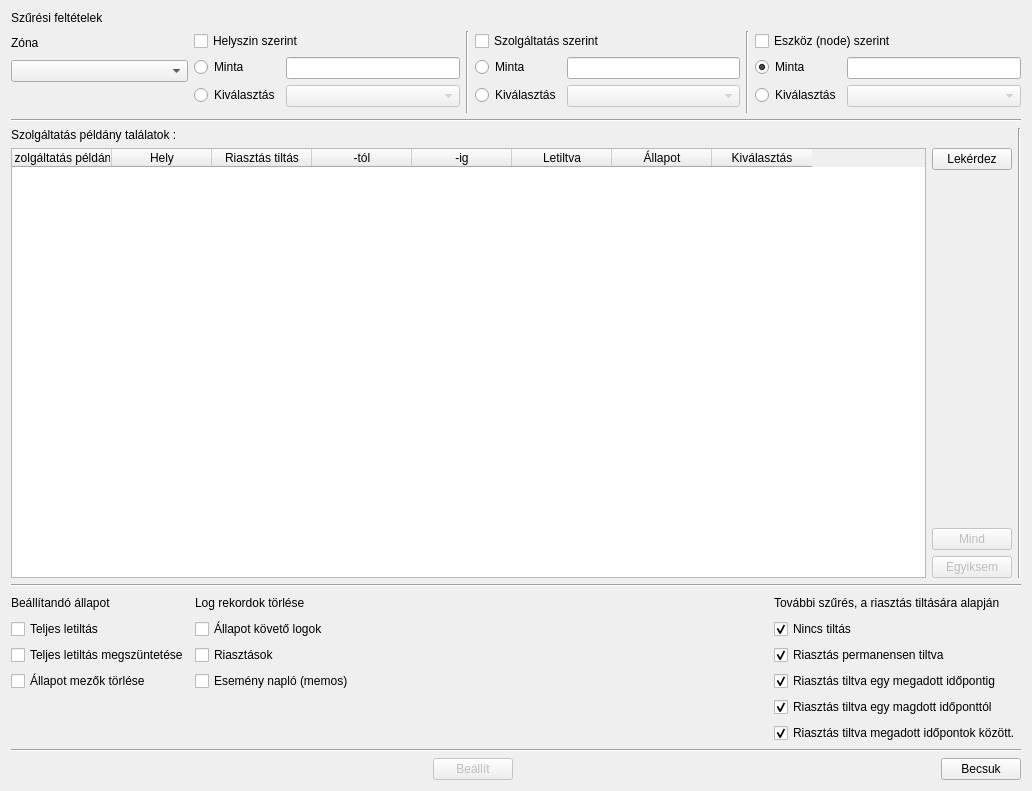
The window that lv2g/hsoperate.ui (csikfer/lanview2) describes before a commit, drawn with Qt 5.
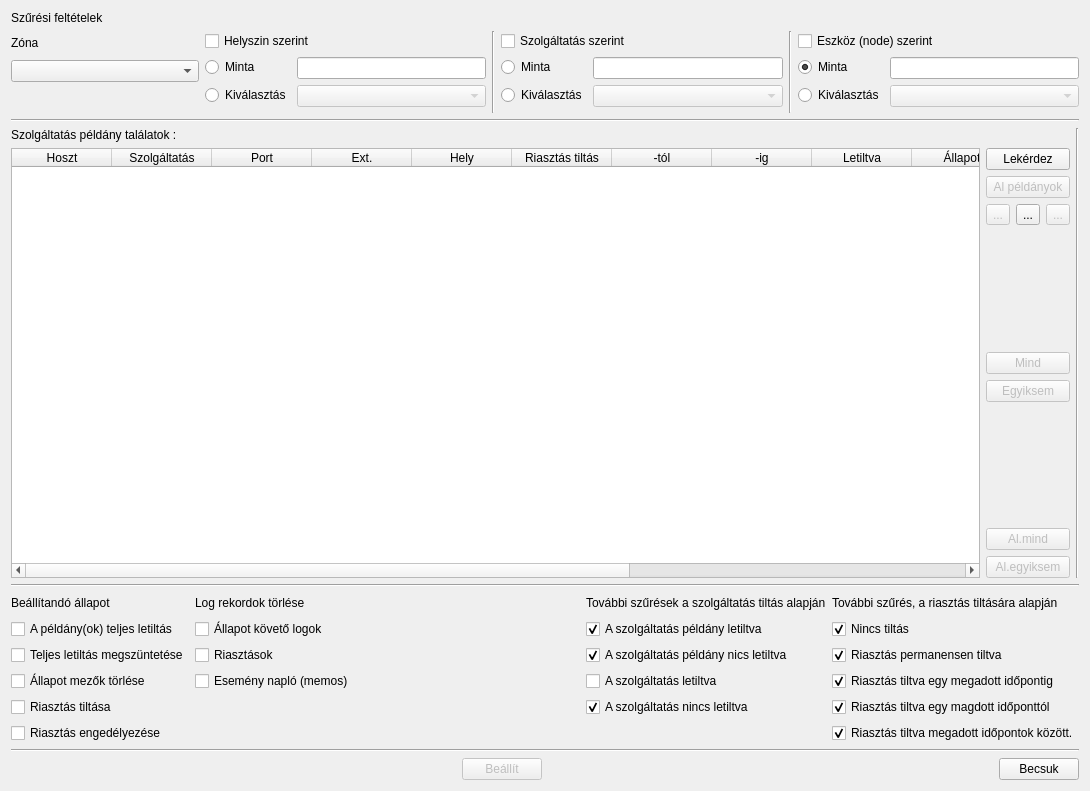
The same window after the commit. Icons and pictures are not drawn.

Commit message: Hibajavítások. A hsoperate (szolg. manipulátor) bővítésa. A GUI-ban a szűrés típusok bővültek egy elemmel.

Diff of the .ui file:
```diff
--- a/lv2g/hsoperate.ui
+++ b/lv2g/hsoperate.ui
@@ -6,7 +6,7 @@
    <rect>
     <x>0</x>
     <y>0</y>
-    <width>1032</width>
+    <width>1090</width>
     <height>791</height>
    </rect>
   </property>
@@ -219,6 +219,12 @@
        </item>
        <item row="1" column="0">
         <widget class="QTableWidget" name="tableWidget">
+         <property name="editTriggers">
+          <set>QAbstractItemView::NoEditTriggers</set>
+         </property>
+         <property name="tabKeyNavigation">
+          <bool>false</bool>
+         </property>
          <attribute name="horizontalHeaderCascadingSectionResizes">
           <bool>false</bool>
          </attribute>
@@ -227,7 +233,22 @@
          </attribute>
          <column>
           <property name="text">
-           <string>Szolgáltatás példány</string>
+           <string>Hoszt</string>
+          </property>
+         </column>
+         <column>
+          <property name="text">
+           <string>Szolgáltatás</string>
+          </property>
+         </column>
+         <column>
+          <property name="text">
+           <string>Port</string>
+          </property>
+         </column>
+         <column>
+          <property name="text">
+           <string>Ext.</string>
           </property>
          </column>
          <column>
@@ -265,6 +286,21 @@
            <string>Kiválasztás</string>
           </property>
          </column>
+         <column>
+          <property name="text">
+           <string>Al példány</string>
+          </property>
+         </column>
+         <column>
+          <property name="text">
+           <string>Köv.</string>
+          </property>
+         </column>
+         <column>
+          <property name="text">
+           <string>Superior</string>
+          </property>
+         </column>
         </widget>
        </item>
        <item row="1" column="1">
@@ -279,6 +315,77 @@
            </property>
           </widget>
          </item>
+         <item>
+          <widget class="QPushButton" name="pushButtonSub">
+           <property name="enabled">
+            <bool>false</bool>
+           </property>
+           <property name="text">
+            <string>Al példányok</string>
+           </property>
+          </widget>
+         </item>
+         <item>
+          <layout class="QHBoxLayout" name="horizontalLayout_2">
+           <item>
+            <widget class="QToolButton" name="toolButtonBack">
+             <property name="enabled">
+              <bool>false</bool>
+             </property>
+             <property name="sizePolicy">
+              <sizepolicy hsizetype="Minimum" vsizetype="Fixed">
+               <horstretch>0</horstretch>
+               <verstretch>0</verstretch>
+              </sizepolicy>
+             </property>
+             <property name="text">
+              <string>...</string>
+             </property>
+             <property name="icon">
+              <iconset resource="lv2g.qrc">
+               <normaloff>:/icons/previous.ico</normaloff>:/icons/previous.ico</iconset>
+             </property>
+            </widget>
+           </item>
+           <item>
+            <widget class="QToolButton" name="toolButtonClear">
+             <property name="sizePolicy">
+              <sizepolicy hsizetype="Minimum" vsizetype="Fixed">
+               <horstretch>0</horstretch>
+               <verstretch>0</verstretch>
+              </sizepolicy>
+             </property>
+             <property name="text">
+              <string>...</string>
+             </property>
+             <property name="icon">
+              <iconset resource="lv2g.qrc">
+               <normaloff>:/icons/delete.ico</normaloff>:/icons/delete.ico</iconset>
+             </property>
+            </widget>
+           </item>
+           <item>
+            <widget class="QToolButton" name="toolButtonForward">
+             <property name="enabled">
+              <bool>false</bool>
+             </property>
+             <property name="sizePolicy">
+              <sizepolicy hsizetype="Minimum" vsizetype="Fixed">
+               <horstretch>0</horstretch>
+               <verstretch>0</verstretch>
+              </sizepolicy>
+             </property>
+             <property name="text">
+              <string>...</string>
+             </property>
+             <property name="icon">
+              <iconset resource="lv2g.qrc">
+               <normaloff>:/icons/next.ico</normaloff>:/icons/next.ico</iconset>
+             </property>
+            </widget>
+           </item>
+          </layout>
+         </item>
          <item>
           <spacer name="verticalSpacer_2">
            <property name="orientation">
@@ -312,6 +419,39 @@
            </property>
           </widget>
          </item>
+         <item>
+          <spacer name="verticalSpacer">
+           <property name="orientation">
+            <enum>Qt::Vertical</enum>
+           </property>
+           <property name="sizeHint" stdset="0">
+            <size>
+             <width>20</width>
+             <height>40</height>
+            </size>
+           </property>
+          </spacer>
+         </item>
+         <item>
+          <widget class="QPushButton" name="pushButtonSubAll">
+           <property name="enabled">
+            <bool>false</bool>
+           </property>
+           <property name="text">
+            <string>Al.mind</string>
+           </property>
+          </widget>
+         </item>
+         <item>
+          <widget class="QPushButton" name="pushButtonSubNone">
+           <property name="enabled">
+            <bool>false</bool>
+           </property>
+           <property name="text">
+            <string>Al.egyiksem</string>
+           </property>
+          </widget>
+         </item>
         </layout>
        </item>
       </layout>
@@ -334,41 +474,69 @@
    </item>
    <item>
     <layout class="QGridLayout" name="gridLayout_2">
-     <item row="0" column="0">
-      <widget class="QLabel" name="label">
-       <property name="text">
-        <string>Beállítandó állapot</string>
-       </property>
-      </widget>
-     </item>
-     <item row="0" column="2">
-      <spacer name="horizontalSpacer_3">
-       <property name="orientation">
-        <enum>Qt::Horizontal</enum>
-       </property>
-       <property name="sizeHint" stdset="0">
-        <size>
-         <width>40</width>
-         <height>20</height>
-        </size>
-       </property>
-      </spacer>
-     </item>
      <item row="0" column="3">
-      <widget class="QLabel" name="label_2">
+      <widget class="QLabel" name="label_5">
        <property name="text">
-        <string>További szűrés, a riasztás tiltására alapján</string>
+        <string>További szűrések a szolgáltatás tiltás alapján</string>
+       </property>
+      </widget>
+     </item>
+     <item row="3" column="1">
+      <widget class="QCheckBox" name="checkBoxMemo">
+       <property name="text">
+        <string>Esemény napló (memos)</string>
+       </property>
+      </widget>
+     </item>
+     <item row="4" column="4">
+      <widget class="QCheckBox" name="checkBoxFrom">
+       <property name="text">
+        <string>Riasztás tiltva egy magdott időponttól</string>
+       </property>
+       <property name="checked">
+        <bool>true</bool>
+       </property>
+      </widget>
+     </item>
+     <item row="5" column="4">
+      <widget class="QCheckBox" name="checkBoxFromTo">
+       <property name="text">
+        <string>Riasztás tiltva megadott időpontok között.</string>
+       </property>
+       <property name="checked">
+        <bool>true</bool>
+       </property>
+      </widget>
+     </item>
+     <item row="0" column="1">
+      <widget class="QLabel" name="label_4">
+       <property name="text">
+        <string>Log rekordok törlése</string>
+       </property>
+      </widget>
+     </item>
+     <item row="1" column="1">
+      <widget class="QCheckBox" name="checkBoxStatLog">
+       <property name="text">
+        <string>Állapot követő logok</string>
+       </property>
+      </widget>
+     </item>
+     <item row="2" column="1">
+      <widget class="QCheckBox" name="checkBoxAlarm">
+       <property name="text">
+        <string>Riasztások</string>
        </property>
       </widget>
      </item>
      <item row="1" column="0">
       <widget class="QCheckBox" name="checkBoxDisable">
        <property name="text">
-        <string>Teljes letiltás</string>
+        <string>A példány(ok) teljes letiltás</string>
        </property>
       </widget>
      </item>
-     <item row="1" column="3">
+     <item row="1" column="4">
       <widget class="QCheckBox" name="checkBoxOff">
        <property name="text">
         <string>Nincs tiltás</string>
@@ -385,7 +553,7 @@
        </property>
       </widget>
      </item>
-     <item row="2" column="3">
+     <item row="2" column="4">
       <widget class="QCheckBox" name="checkBoxOn">
        <property name="text">
         <string>Riasztás permanensen tiltva</string>
@@ -402,7 +570,7 @@
        </property>
       </widget>
      </item>
-     <item row="3" column="3">
+     <item row="3" column="4">
       <widget class="QCheckBox" name="checkBoxTo">
        <property name="text">
         <string>Riasztás tiltva egy megadott időpontig</string>
@@ -412,51 +580,81 @@
        </property>
       </widget>
      </item>
+     <item row="0" column="0">
+      <widget class="QLabel" name="label">
+       <property name="text">
+        <string>Beállítandó állapot</string>
+       </property>
+      </widget>
+     </item>
+     <item row="0" column="2">
+      <spacer name="horizontalSpacer_3">
+       <property name="orientation">
+        <enum>Qt::Horizontal</enum>
+       </property>
+       <property name="sizeHint" stdset="0">
+        <size>
+         <width>40</width>
+         <height>20</height>
+        </size>
+       </property>
+      </spacer>
+     </item>
+     <item row="0" column="4">
+      <widget class="QLabel" name="label_2">
+       <property name="text">
+        <string>További szűrés, a riasztás tiltására alapján</string>
+       </property>
+      </widget>
+     </item>
+     <item row="1" column="3">
+      <widget class="QCheckBox" name="checkBoxHsDisa">
+       <property name="text">
+        <string>A szolgáltatás példány letiltva</string>
+       </property>
+       <property name="checked">
+        <bool>true</bool>
+       </property>
+      </widget>
+     </item>
+     <item row="2" column="3">
+      <widget class="QCheckBox" name="checkBoxHsEna">
+       <property name="text">
+        <string>A szolgáltatás példány nics letiltva</string>
+       </property>
+       <property name="checked">
+        <bool>true</bool>
+       </property>
+      </widget>
+     </item>
+     <item row="3" column="3">
+      <widget class="QCheckBox" name="checkBoxSDisa">
+       <property name="text">
+        <string>A szolgáltatás letiltva</string>
+       </property>
+      </widget>
+     </item>
      <item row="4" column="3">
-      <widget class="QCheckBox" name="checkBoxFrom">
+      <widget class="QCheckBox" name="checkBoxSEna">
        <property name="text">
-        <string>Riasztás tiltva egy magdott időponttól</string>
+        <string>A szolgáltatás nincs letiltva</string>
        </property>
        <property name="checked">
         <bool>true</bool>
        </property>
       </widget>
      </item>
-     <item row="5" column="3">
-      <widget class="QCheckBox" name="checkBoxFromTo">
+     <item row="4" column="0">
+      <widget class="QCheckBox" name="checkBoxAlarmOff">
        <property name="text">
-        <string>Riasztás tiltva megadott időpontok között.</string>
+        <string>Riasztás tiltása</string>
        </property>
-       <property name="checked">
-        <bool>true</bool>
-       </property>
       </widget>
      </item>
-     <item row="0" column="1">
-      <widget class="QLabel" name="label_4">
+     <item row="5" column="0">
+      <widget class="QCheckBox" name="checkBoxAlarmOn">
        <property name="text">
-        <string>Log rekordok törlése</string>
-       </property>
-      </widget>
-     </item>
-     <item row="1" column="1">
-      <widget class="QCheckBox" name="checkBoxStatLog">
-       <property name="text">
-        <string>Állapot követő logok</string>
-       </property>
-      </widget>
-     </item>
-     <item row="2" column="1">
-      <widget class="QCheckBox" name="checkBoxAlarm">
-       <property name="text">
-        <string>Riasztások</string>
-       </property>
-      </widget>
-     </item>
-     <item row="3" column="1">
-      <widget class="QCheckBox" name="checkBoxMemo">
-       <property name="text">
-        <string>Esemény napló (memos)</string>
+        <string>Riasztás engedélyezése</string>
        </property>
       </widget>
      </item>
```
Left out of the diff: 4 changed lines with no effect on the pictures. The commit also changes 22 other files.
